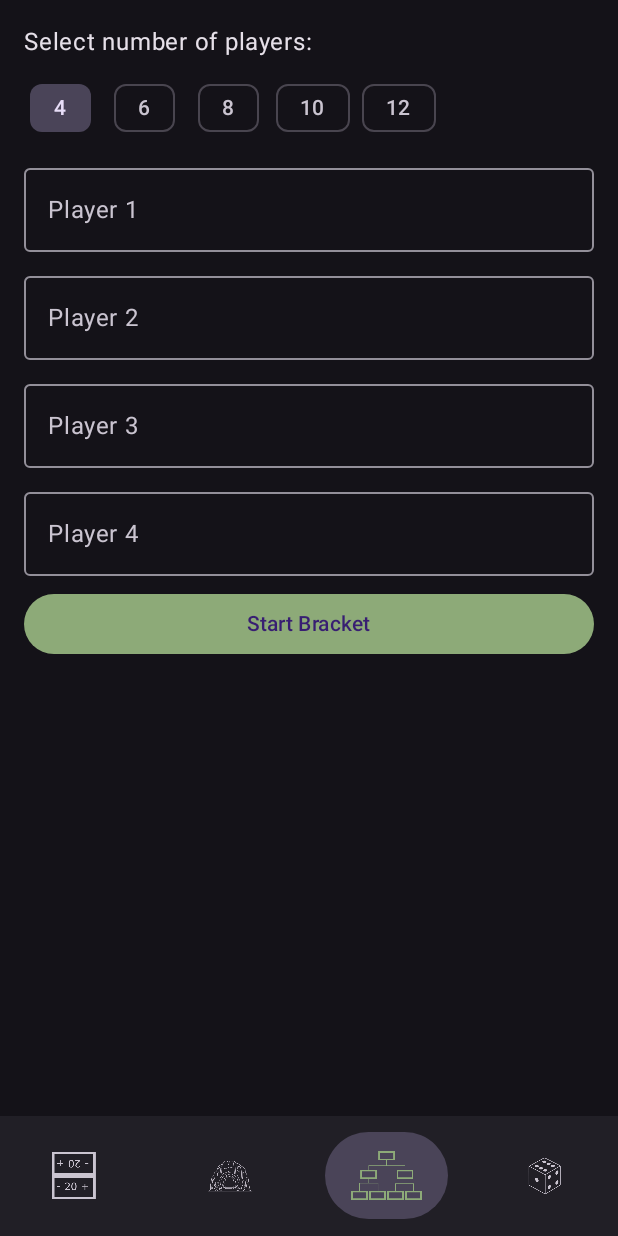
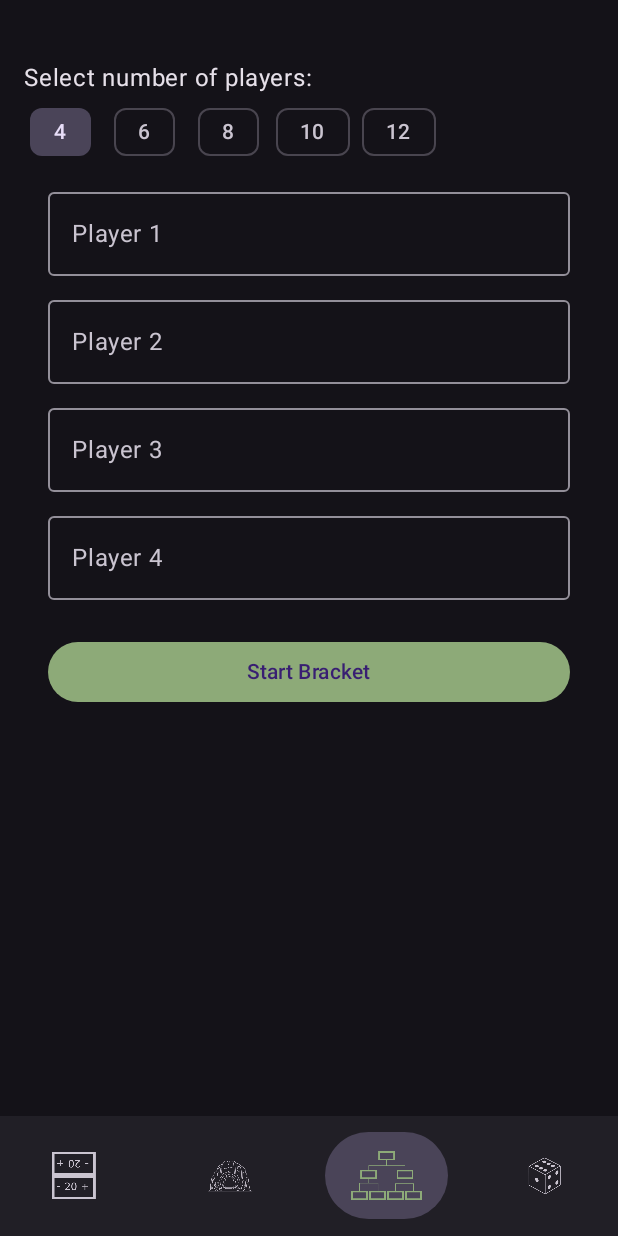
Before and after one commit to Krist1997/ludopax, an Android app built with Jetpack Compose: the screen it shows after launch (MainActivity), item 3 of the bottom bar chosen, on a phone screen of 412 x 824 dp. Run offline under Robolectric (Android 15) with nearby library versions, the phone set to English and light mode, and no system bars; our stand-ins replace Dagger/Hilt's generated code.

Commit message:
Fix pod screen scrolling

```diff
--- a/app/src/main/AndroidManifest.xml
+++ b/app/src/main/AndroidManifest.xml
@@ -14,8 +14,10 @@
         <activity
             android:name=".MainActivity"
             android:exported="true"
-            android:screenOrientation="portrait">
-            <intent-filter>
+            android:screenOrientation="portrait"
+            android:windowSoftInputMode="stateUnspecified|adjustResize">
+
+        <intent-filter>
                 <action android:name="android.intent.action.MAIN" />
                 <category android:name="android.intent.category.LAUNCHER" />
             </intent-filter>
--- a/app/src/main/java/com/pumpkinprod/ludopax/pod/PodScreen.kt
+++ b/app/src/main/java/com/pumpkinprod/ludopax/pod/PodScreen.kt
@@ -5,10 +5,15 @@ import androidx.compose.foundation.layout.Arrangement
 import androidx.compose.foundation.layout.Column
 import androidx.compose.foundation.layout.Row
 import androidx.compose.foundation.layout.Spacer
+import androidx.compose.foundation.layout.WindowInsets
+import androidx.compose.foundation.layout.asPaddingValues
 import androidx.compose.foundation.layout.fillMaxSize
 import androidx.compose.foundation.layout.fillMaxWidth
 import androidx.compose.foundation.layout.height
+import androidx.compose.foundation.layout.ime
+import androidx.compose.foundation.layout.imePadding
 import androidx.compose.foundation.layout.padding
+import androidx.compose.foundation.lazy.LazyColumn
 import androidx.compose.foundation.rememberScrollState
 import androidx.compose.foundation.verticalScroll
 import androidx.compose.material3.Button
@@ -38,7 +43,6 @@ fun PodScreen(viewModel: PodViewModel = viewModel()) {
         modifier = Modifier
             .fillMaxSize()
             .padding(16.dp)
-            .verticalScroll(rememberScrollState())
     ) {
         if (!uiState.isBracketStarted) {
             PlayerSetup(viewModel)
@@ -51,26 +55,31 @@ fun PodScreen(viewModel: PodViewModel = viewModel()) {
             Spacer(Modifier.height(16.dp))
 
             Row(horizontalArrangement = Arrangement.spacedBy(8.dp)) {
-                Button(onClick = { viewModel.undo() }) {
-                    Text("Undo")
-                }
-                Button(onClick = { viewModel.reset() }) {
-                    Text("Reset")
+                Button(onClick = { viewModel.undo() }) { Text("Undo") }
+                Button(onClick = { viewModel.reset() }) { Text("Reset") }
             }
         }
     }
 }
-}
+
 
 @Composable
 fun PlayerSetup(viewModel: PodViewModel) {
     var playerCount by remember { mutableStateOf(4) }
     val playerNames = remember { mutableStateListOf("", "", "", "") }
 
-    Column(verticalArrangement = Arrangement.spacedBy(8.dp)) {
+    LazyColumn(
+        modifier = Modifier
+            .fillMaxSize(),
+        // 👇 IME padding lives *inside* the scrollable content to avoid the blank bar
+        contentPadding = WindowInsets.ime.asPaddingValues(),
+        verticalArrangement = Arrangement.spacedBy(8.dp)
+    ) {
+        // Top spacing equal to your original 16.dp screen padding
+        item { Spacer(Modifier.height(16.dp)) }
+
+        item {
             Text("Select number of players:")
-
-        // simple dropdown or selectable options
             val options = listOf(4, 6, 8, 10, 12)
             Row(horizontalArrangement = Arrangement.spacedBy(8.dp)) {
                 options.forEach { count ->
@@ -79,30 +88,43 @@ fun PlayerSetup(viewModel: PodViewModel) {
                         onClick = {
                             playerCount = count
                             while (playerNames.size < count) playerNames.add("")
-                        while (playerNames.size > count) playerNames.removeLast()
+                            while (playerNames.size > count) {
+                                playerNames.removeAt(playerNames.lastIndex)
+                            }
                         },
                         label = { Text("$count") }
                     )
                 }
             }
+        }
 
-        playerNames.forEachIndexed { i, name ->
+        items(playerNames.size) { i ->
             OutlinedTextField(
-                value = name,
+                value = playerNames[i],
                 onValueChange = { playerNames[i] = it },
                 label = { Text("Player ${i + 1}") },
-                modifier = Modifier.fillMaxWidth()
+                modifier = Modifier
+                    .fillMaxWidth()
+                    .padding(horizontal = 16.dp) // match screen padding visually
             )
         }
 
+        item {
             Button(
                 onClick = { viewModel.setPlayers(playerNames); viewModel.startBracket() },
-            modifier = Modifier.fillMaxWidth()
+                modifier = Modifier
+                    .fillMaxWidth()
+                    .padding(16.dp) // match screen padding visually
             ) {
                 Text("Start Bracket")
             }
         }
+
+        // Bottom spacer so last field/button isn’t glued to IME edge
+        item { Spacer(Modifier.height(16.dp)) }
     }
+}
+
 
 @Composable
 fun BracketView(
```
Lines whose indentation alone changed are shown as unchanged.
